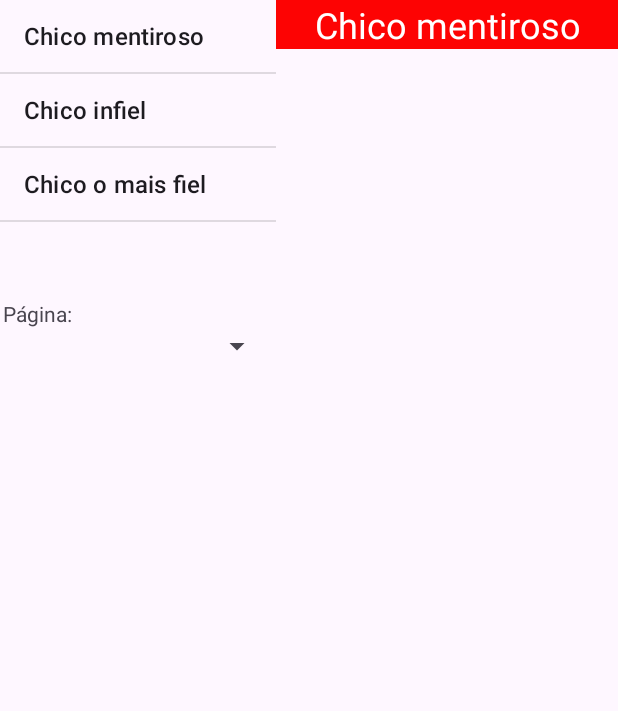
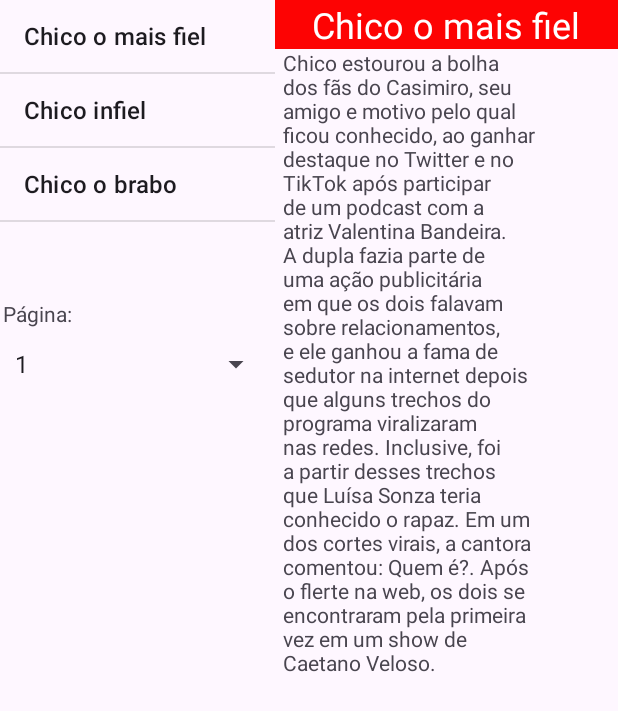
Before and after one commit to AngeloMzn/ChicoCoinsApp, an Android app: the ChicoHistoryActivity screen opened directly, with no data from a screen before it, on a phone screen of 412 x 824 dp. Shown: the top 711 px of the screen. Run offline under Robolectric (Android 15) with nearby library versions, the phone set to English and light mode, and no system bars.

Commit message:
[FEAT]Adicionando spinner que troca o texto dos fragmentos

```diff
--- a/src/main/java/com/example/myapplication/ChicoHistoryActivity.java
+++ b/src/main/java/com/example/myapplication/ChicoHistoryActivity.java
@@ -5,12 +5,14 @@ import android.view.View;
 import android.widget.AdapterView;
 import android.widget.ArrayAdapter;
 import android.widget.ListView;
+import android.widget.Spinner;
 
 import androidx.activity.EdgeToEdge;
 import androidx.appcompat.app.AppCompatActivity;
 import androidx.core.graphics.Insets;
 import androidx.core.view.ViewCompat;
 import androidx.core.view.WindowInsetsCompat;
+import androidx.fragment.app.Fragment;
 import androidx.fragment.app.FragmentManager;
 import androidx.fragment.app.FragmentTransaction;
 
@@ -18,40 +20,90 @@ import androidx.fragment.app.FragmentTransaction;
 
 
 public class ChicoHistoryActivity extends AppCompatActivity {
-    private ListView list;
+    private ListView listHistoriaChico;
+    private Spinner spinnerPage;
     private FragmentManager fm = getSupportFragmentManager();
+    private Spinner spinner;
+    private String spinnerPageItem = "0";
+
     @Override
     protected void onCreate(Bundle savedInstanceState) {
         super.onCreate(savedInstanceState);
         EdgeToEdge.enable(this);
-        setContentView(R.layout.activity_main);
+        setContentView(R.layout.activity_history_chico);
         ViewCompat.setOnApplyWindowInsetsListener(findViewById(R.id.main), (v, insets) -> {
             Insets systemBars = insets.getInsets(WindowInsetsCompat.Type.systemBars());
             v.setPadding(systemBars.left, systemBars.top, systemBars.right, systemBars.bottom);
             return insets;
         });
 
-        list = findViewById(R.id.listHistoriaChico);
-        String[] lista = new String[]{"Chico mentiroso", "Chico infiel", "Chico o mais fiel"};
-        ArrayAdapter<String> adapter = new ArrayAdapter<String>(this, android.R.layout.simple_list_item_1, lista);
-        list.setAdapter(adapter);
+        listHistoriaChico = findViewById(R.id.listHistoriaChico);
+        ArrayAdapter adapterList = ArrayAdapter.createFromResource(this,R.array.list_HistoriaChico, android.R.layout.simple_list_item_1);
+        listHistoriaChico.setAdapter(adapterList);
+
+        spinnerPage = findViewById(R.id.spinnerPage);
+
+        Frag_ChicoFiel fragChicoFiel = new Frag_ChicoFiel();
+        fragChicoFiel.newInstance(spinnerPageItem, "");
+        FragmentTransaction ft = fm.beginTransaction();
+        ft.add(R.id.direito, fragChicoFiel);
+        ft.commit();
+
+        spinnerPage.setOnItemSelectedListener(new AdapterView.OnItemSelectedListener() {
+            @Override
+            public void onItemSelected(AdapterView<?> parent, View view, int position, long id) {
+                Fragment currentFragment = getSupportFragmentManager().findFragmentById(R.id.direito);
+                if (currentFragment instanceof Frag_ChicoFiel) {
+                    Frag_ChicoFiel fragChicoFiel = (Frag_ChicoFiel) currentFragment;
+
+                    switch (position){
+                        case 0:
+                            fragChicoFiel.updateContent(0);
+                            break;
+                        case 1:
+                            fragChicoFiel.updateContent(1);
+                            break;
+                        case 2:
+                            fragChicoFiel.updateContent(2);
+                            break;
+                    }
+                } else if (currentFragment instanceof Frag_ChicoInfiel) {
+                    Frag_ChicoInfiel fragChicoInfiel = (Frag_ChicoInfiel) currentFragment;
+
+                    switch (position){
+                        case 0:
+                            fragChicoInfiel.updateContent(0);
+                            break;
+                        case 1:
+                            fragChicoInfiel.updateContent(1);
+                            break;
+                        case 2:
+                            fragChicoInfiel.updateContent(2);
+                            break;
+                    }
+                }
+            }
+
+            @Override
+            public void onNothingSelected(AdapterView<?> parent) {
+
+            }
+        });
 
 
-        Frag_ChicoMentiroso fragChicoMentiroso = new Frag_ChicoMentiroso();
-        FragmentTransaction ft = fm.beginTransaction();
-        ft.add(R.id.direito, fragChicoMentiroso);
-        ft.commit();
 
-        list.setOnItemClickListener(new AdapterView.OnItemClickListener() {
+        listHistoriaChico.setOnItemClickListener(new AdapterView.OnItemClickListener() {
             @Override
             public void onItemClick(AdapterView<?> parent, View view, int position, long id) {
                 FragmentTransaction ft = fm.beginTransaction();
                 switch (position){
                     case 0:
-                        Frag_ChicoMentiroso fragChicoMentiroso = new Frag_ChicoMentiroso();
-                        ft.replace(R.id.direito, fragChicoMentiroso);
+                        Frag_ChicoFiel fragChicoFiel = new Frag_ChicoFiel();
+
+                        ft.replace(R.id.direito, fragChicoFiel);
                         ft.addToBackStack("pilha");
                         ft.commit();
+
                         break;
                     case 1:
                         Frag_ChicoInfiel fragChicoInfiel = new Frag_ChicoInfiel();
@@ -60,9 +112,8 @@ public class ChicoHistoryActivity extends AppCompatActivity {
                         ft.commit();
                         break;
                     case 2:
-                        Frag_ChicoFiel fragChicoFiel = new Frag_ChicoFiel();
-
-                        ft.replace(R.id.direito, fragChicoFiel);
+                        Frag_ChicoMentiroso fragChicoMentiroso = new Frag_ChicoMentiroso();
+                        ft.replace(R.id.direito, fragChicoMentiroso);
                         ft.addToBackStack("pilha");
                         ft.commit();
                         break;
--- a/src/main/java/com/example/myapplication/Frag_ChicoFiel.java
+++ b/src/main/java/com/example/myapplication/Frag_ChicoFiel.java
@@ -7,7 +7,7 @@ import androidx.fragment.app.Fragment;
 import android.view.LayoutInflater;
 import android.view.View;
 import android.view.ViewGroup;
-
+import android.widget.TextView;
 
 
 /**
@@ -25,6 +25,7 @@ public class Frag_ChicoFiel extends Fragment {
     // TODO: Rename and change types of parameters
     private String mParam1;
     private String mParam2;
+    private int page = 0;
 
     public Frag_ChicoFiel() {
         // Required empty public constructor
@@ -39,7 +40,7 @@ public class Frag_ChicoFiel extends Fragment {
      * @return A new instance of fragment frag3.
      */
     // TODO: Rename and change types and number of parameters
-    public static Frag_ChicoFiel newInstance(String param1, String param2) {
+    public  Frag_ChicoFiel newInstance(String param1, String param2) {
         Frag_ChicoFiel fragment = new Frag_ChicoFiel();
         Bundle args = new Bundle();
         args.putString(ARG_PARAM1, param1);
@@ -60,8 +61,48 @@ public class Frag_ChicoFiel extends Fragment {
     @Override
     public View onCreateView(LayoutInflater inflater, ViewGroup container,
                              Bundle savedInstanceState) {
-        // Inflate the layout for this fragment
-        return inflater.inflate(R.layout.fragment_chico_fiel, container, false);
+        View view = inflater.inflate(R.layout.fragment_chico_fiel, container, false);
+
+        TextView textView = view.findViewById(R.id.txtview_fiel);
+
+        String[] texto = getResources().getStringArray(R.array.array_string_fiel);
+
+        switch (page){
+            case 0:
+                textView.setText(texto[0]);
+                break;
+            case 1:
+                textView.setText(texto[1]);
+                break;
+            case 2:
+                textView.setText(texto[2]);
+            default:
+                textView.setText(texto[0]);
+                break;
+        }
+
+        return view;
+    }
+
+
+    public void updateContent(int position) {
+        TextView textView = getView().findViewById(R.id.txtview_fiel);
+        String[] texto = getResources().getStringArray(R.array.array_string_fiel);
+
+        switch (position) {
+            case 0:
+                textView.setText(texto[0]);
+                break;
+            case 1:
+                textView.setText(texto[1]);
+                break;
+            case 2:
+                textView.setText(texto[2]);
+                break;
+            default:
+                textView.setText(texto[0]);
+                break;
+        }
     }
 
 }
--- a/src/main/res/layout/activity_main.xml
+++ b/src/main/res/layout/activity_history_chico.xml
@@ -31,10 +31,11 @@
 
         <Spinner
             android:id="@+id/spinnerPage"
+            android:layout_width="match_parent"
+            android:layout_height="48dp"
             android:layout_marginLeft="2dp"
             android:layout_marginRight="2dp"
-            android:layout_width="match_parent"
-            android:layout_height="wrap_content" />
+            android:entries="@array/number_pages_spinnerPage" />
     </LinearLayout>
 
     <LinearLayout
--- a/src/main/res/layout/fragment_chico_fiel.xml
+++ b/src/main/res/layout/fragment_chico_fiel.xml
@@ -22,5 +22,6 @@
         android:layout_marginLeft="5dp"
         android:layout_marginTop="32dp"
         android:gravity="left"
-        android:text="@string/txtview_fiel" />
+        android:text=""
+        />
 </FrameLayout>
--- a/src/main/res/layout/fragment_chico_infiel.xml
+++ b/src/main/res/layout/fragment_chico_infiel.xml
@@ -20,8 +20,8 @@
         android:layout_width="170dp"
         android:layout_height="483dp"
         android:layout_marginLeft="5dp"
-        android:layout_marginTop="50dp"
+        android:layout_marginTop="32dp"
         android:gravity="left"
-        android:text="@string/txtview_Infiel" />
+        />
 
 </FrameLayout>
--- a/src/main/res/layout/fragment_chico_mentiroso.xml
+++ b/src/main/res/layout/fragment_chico_mentiroso.xml
@@ -17,12 +17,12 @@
         android:textSize="24sp" />
 
     <TextView
-        android:id="@+id/txtview_Infiel"
-        android:layout_width="170dp"
-        android:layout_height="483dp"
+        android:id="@+id/txt_fds"
+        android:layout_width="400dp"
+        android:layout_height="400dp"
+        android:gravity="center"
+        android:layout_marginTop="150dp"
         android:layout_marginLeft="5dp"
-        android:layout_marginTop="50dp"
-        android:gravity="left"
-        android:text="@string/txtview_Infiel" />
+        android:text="TextView" />
 
 </FrameLayout>
--- a/src/main/res/values/strings.xml
+++ b/src/main/res/values/strings.xml
@@ -5,14 +5,27 @@
     <string name="chicoMentiroso">"Chico mentiroso"</string>
     <string name="chicoInfiel">"Chico infiel"</string>
     <string name="chicoFiel">"Chico o mais fiel"</string>
-    <string name="txtview_fiel">"Chico estourou a bolha dos fãs do Casimiro, seu amigo e motivo pelo qual ficou conhecido, ao ganhar destaque no Twitter e no TikTok após participar de um podcast com a atriz Valentina Bandeira. A dupla fazia parte de uma ação publicitária em que os dois falavam sobre relacionamentos, e ele ganhou a fama de sedutor na internet depois que alguns trechos do programa viralizaram nas redes.
-Inclusive, foi a partir desses trechos que Luísa Sonza teria conhecido o rapaz. Em um dos cortes virais, a cantora comentou: "Quem é?". Após o flerte na web, os dois se encontraram pela primeira vez em um show de Caetano Veloso. A cantora e o influenciador assumiram o relacionamento em julho deste ano, após Chico fazer uma declaração de aniversário para ela em sua rede social. Com a agenda corrida de Luísa, ela morando em São Paulo e ele no Rio de Janeiro, Chico disse no podcast "PodDelas" em agosto que a distância não era um problema para eles e que a mudança para a capital paulista era uma possibilidade para o futuro."</string>
-    <string name="txtview_Infiel">
-    </string>
+    <array name="array_string_fiel">
+        <item>"Chico estourou a bolha dos fãs do Casimiro, seu amigo e motivo pelo qual ficou conhecido, ao ganhar destaque no Twitter e no TikTok após participar de um podcast com a atriz Valentina Bandeira. A dupla fazia parte de uma ação publicitária em que os dois falavam sobre relacionamentos, e ele ganhou a fama de sedutor na internet depois que alguns trechos do programa viralizaram nas redes. Inclusive, foi a partir desses trechos que Luísa Sonza teria conhecido o rapaz. Em um dos cortes virais, a cantora comentou: "Quem é?". Após o flerte na web, os dois se encontraram pela primeira vez em um show de Caetano Veloso."</item>
+        <item>"A cantora e o influenciador assumiram o relacionamento em julho deste ano, após Chico fazer uma declaração de aniversário para ela em sua rede social. Com a agenda corrida de Luísa, ela morando em São Paulo e ele no Rio de Janeiro, Chico disse no podcast PodDelas em agosto que a distância não era um problema para eles e que a mudança para a capital paulista era uma possibilidade para o futuro."</item>
+        <item>"Após declarações românticas nas redes, Luísa Sonza lança "Chico", bossa nova inspirada no seu amado. A canção faz parte do álbum "Escândalo Íntimo", divulgado no final de agosto. O projeto viralizou e deu o que falar, mas foi no The Town, que estourou de vez.
+            A canção virou número um das plataformas de áudio, meme na internet e pauta em uma discussão se era uma bossa ou não. Até Caetano Veloso entrou no assunto."</item>
+    </array>
+    <array name="txtview_infiel">
+        <item>"Quarta-feira, 20 de setembro de 2023. Luísa Sonza é a convidada do Mais Você no Dia do Gaúcho. Entre muitos assuntos, como infância e carreira musical, a jovem de 25 anos revela em rede nacional, por meio de uma carta aberta, o fim do relacionamento com Chico Moedas. "</item>
+        <item>"O anúncio cai como uma bomba na internet e vira, desde então, um dos principais temas da semana. A cantora recebeu apoio de muitos famosos, mas foi questionada se tudo não passava de marketing. Segundo alguns internautas, a ordem das músicas do novo álbum sugerem uma desilusão amorosa. Até o bar em que a traição teria acontecido virou notícia, virou point de selfies e recebeu avaliações curiosas no Google.
+            Até o momento, ele não se pronunciou sobre o caso. "</item>
+        <item>"Mas um perfil fake surpreendeu a internet ao divulgar uma postagem com um falso pronunciamento no Instagram."</item>
+    </array>
     <string name="label_spinerPage">"Página:"</string>
-    <array name="number_pages_spinerPage">
-        <item>1</item>
-        <item>2</item>
-        <item>3</item>
+    <array name="list_HistoriaChico">
+        <item>Chico o mais fiel</item>
+        <item>Chico infiel</item>
+        <item>Chico o brabo</item>
+    </array>
+    <array name="number_pages_spinnerPage">
+        <item>"1"</item>
+        <item>"2"</item>
+        <item>"3"</item>
     </array>
 </resources>
```
Also changed, not shown: src/main/java/com/example/myapplication/Frag_ChicoInfiel.java (+20 -2 lines).
